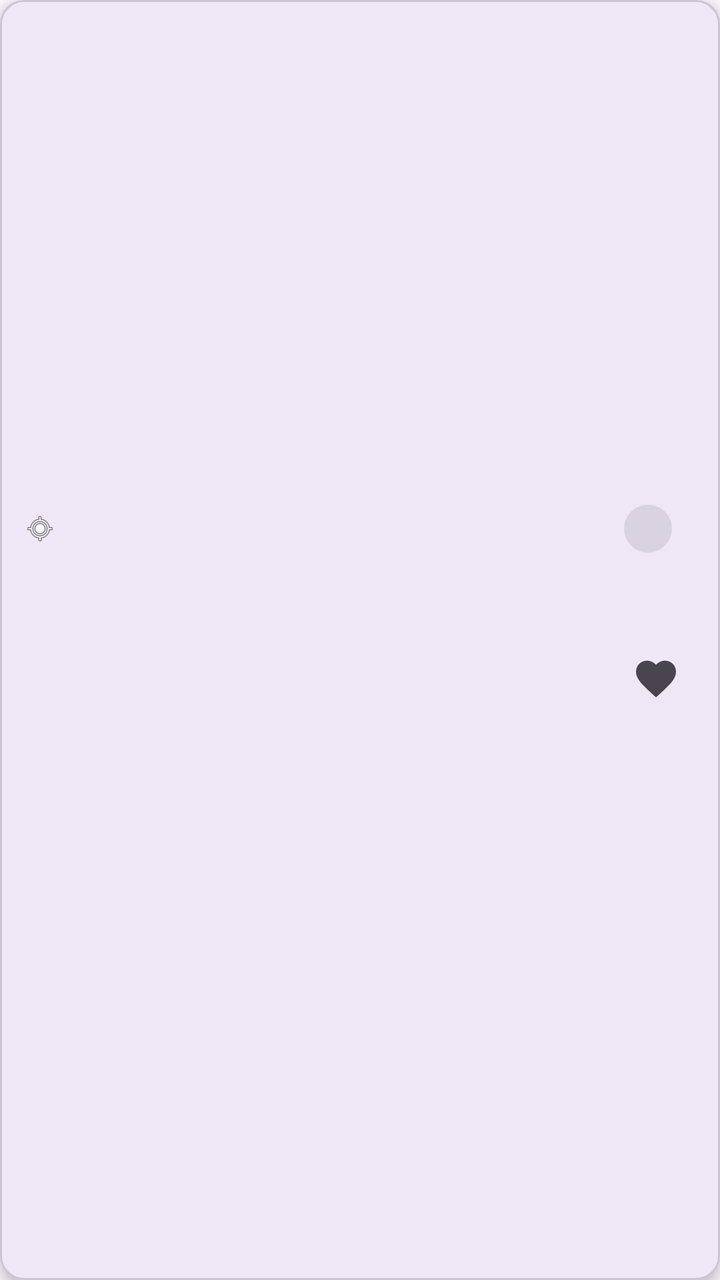
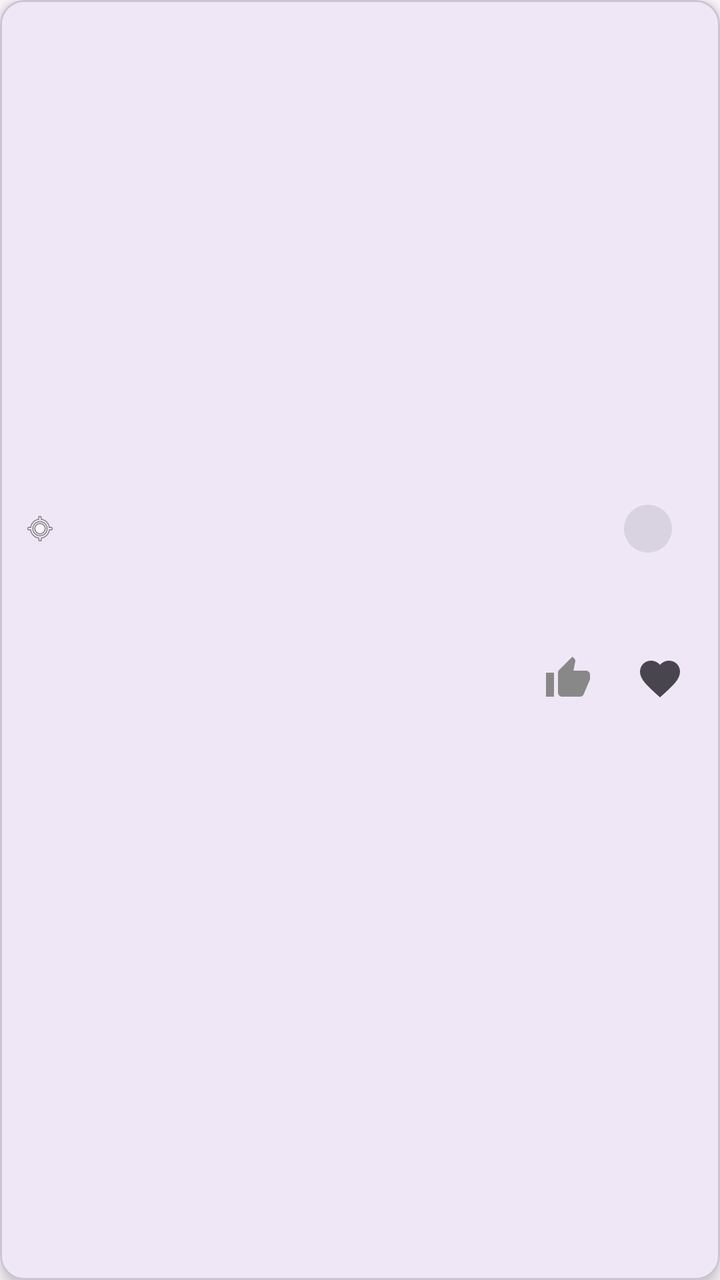

Two renders of the same Android screen: before a commit and after it. Below are the layout's source before the change and the commit's diff.
<!-- AndroidManifest.xml: application theme Theme.Traveling -->
<!-- res/layout/item_photo.xml -->
<?xml version="1.0" encoding="utf-8"?>
<com.google.android.material.card.MaterialCardView xmlns:android="http://schemas.android.com/apk/res/android"
    xmlns:app="http://schemas.android.com/apk/res-auto"
    android:layout_width="match_parent"
    android:layout_height="wrap_content"
    android:layout_margin="8dp"
    app:cardCornerRadius="12dp"
    app:cardElevation="4dp">

    <LinearLayout
        android:layout_width="match_parent"
        android:layout_height="wrap_content"
        android:orientation="vertical">

        
        <ImageView
            android:id="@+id/photo_image"
            android:layout_width="match_parent"
            android:layout_height="200dp"
            android:scaleType="centerCrop"
            android:contentDescription="Photo de voyage" />

        <LinearLayout
            android:layout_width="match_parent"
            android:layout_height="wrap_content"
            android:orientation="vertical"
            android:padding="12dp">

            
            <TextView
                android:id="@+id/photo_title"
                android:layout_width="match_parent"
                android:layout_height="wrap_content"
                android:textSize="18sp"
                android:textStyle="bold"
                android:textColor="@android:color/black" />

            
            <LinearLayout
                android:layout_width="match_parent"
                android:layout_height="wrap_content"
                android:orientation="horizontal"
                android:layout_marginTop="4dp"
                android:gravity="center_vertical">

                <ImageView
                    android:layout_width="16dp"
                    android:layout_height="16dp"
                    android:src="@android:drawable/ic_menu_mylocation"
                    android:contentDescription="Lieu" />

                <TextView
                    android:id="@+id/photo_location"
                    android:layout_width="0dp"
                    android:layout_height="wrap_content"
                    android:layout_weight="1"
                    android:layout_marginStart="4dp"
                    android:textSize="14sp"
                    android:textColor="@android:color/darker_gray" />

                <com.google.android.material.chip.Chip
                    android:id="@+id/photo_type_chip"
                    android:layout_width="wrap_content"
                    android:layout_height="wrap_content"
                    style="@style/Widget.MaterialComponents.Chip.Action"
                    app:chipMinHeight="24dp"
                    android:textSize="11sp" />

            </LinearLayout>

            
            <TextView
                android:id="@+id/photo_description"
                android:layout_width="match_parent"
                android:layout_height="wrap_content"
                android:layout_marginTop="6dp"
                android:textSize="14sp"
                android:maxLines="2"
                android:ellipsize="end"
                android:textColor="#555555" />

            
            <LinearLayout
                android:layout_width="match_parent"
                android:layout_height="wrap_content"
                android:orientation="horizontal"
                android:layout_marginTop="8dp"
                android:gravity="center_vertical">

                <TextView
                    android:id="@+id/photo_author"
                    android:layout_width="0dp"
                    android:layout_height="wrap_content"
                    android:layout_weight="1"
                    android:textSize="12sp"
                    android:textColor="@color/colorPrimary" />

                <TextView
                    android:id="@+id/photo_date"
                    android:layout_width="wrap_content"
                    android:layout_height="wrap_content"
                    android:textSize="12sp"
                    android:textColor="@android:color/darker_gray"
                    android:layout_marginEnd="12dp" />

                <ImageButton
                    android:id="@+id/btn_like_photo"
                    android:layout_width="36dp"
                    android:layout_height="36dp"
                    android:background="?attr/selectableItemBackgroundBorderless"
                    android:src="@drawable/ic_favorite"
                    android:contentDescription="Like"
                    android:scaleType="centerInside" />

                <TextView
                    android:id="@+id/photo_like_count"
                    android:layout_width="wrap_content"
                    android:layout_height="wrap_content"
                    android:layout_marginStart="2dp"
                    android:textSize="13sp"
                    android:textColor="@android:color/darker_gray" />

            </LinearLayout>

        </LinearLayout>

    </LinearLayout>

</com.google.android.material.card.MaterialCardView>
<!-- resources referenced by this layout -->
<resources>
  <color name="colorPrimary">#FF1E88E5</color>
  <!-- drawable ic_favorite (drawable) -->
  <?xml version="1.0" encoding="utf-8"?>
  <vector xmlns:android="http://schemas.android.com/apk/res/android"
      android:width="24dp"
      android:height="24dp"
      android:viewportWidth="24"
      android:viewportHeight="24"
      android:tint="?attr/colorControlNormal">
      <path
          android:fillColor="@android:color/white"
          android:pathData="M12,21.35l-1.45,-1.32C5.4,15.36 2,12.28 2,8.5 2,5.42 4.42,3 7.5,3c1.74,0 3.41,0.81 4.5,2.09C13.09,3.81 14.76,3 16.5,3 19.58,3 22,5.42 22,8.5c0,3.78 -3.4,6.86 -8.55,11.54L12,21.35z" />
  </vector>
  <style name="Theme.Traveling" parent="Base.Theme.Traveling" />
  <style name="Base.Theme.Traveling" parent="Theme.Material3.DayNight.NoActionBar">
          
          
      </style>
</resources>

<!-- the commit's change to res/layout/item_photo.xml (unified diff, before → after) -->
@@ -108,7 +108,7 @@
                     android:layout_width="36dp"
                     android:layout_height="36dp"
                     android:background="?attr/selectableItemBackgroundBorderless"
-                    android:src="@drawable/ic_favorite"
+                    android:src="@drawable/ic_thumb_up"
                     android:contentDescription="Like"
                     android:scaleType="centerInside" />
 
@@ -120,6 +120,16 @@
                     android:textSize="13sp"
                     android:textColor="@android:color/darker_gray" />
 
+                <ImageButton
+                    android:id="@+id/btn_favorite_photo"
+                    android:layout_width="36dp"
+                    android:layout_height="36dp"
+                    android:layout_marginStart="8dp"
+                    android:background="?attr/selectableItemBackgroundBorderless"
+                    android:src="@drawable/ic_favorite"
+                    android:contentDescription="Favori"
+                    android:scaleType="centerInside" />
+
             </LinearLayout>
 
         </LinearLayout>
<!-- resource entries referenced after the edit -->
@@ -13,6 +13,17 @@
           android:fillColor="@android:color/white"
           android:pathData="M12,21.35l-1.45,-1.32C5.4,15.36 2,12.28 2,8.5 2,5.42 4.42,3 7.5,3c1.74,0 3.41,0.81 4.5,2.09C13.09,3.81 14.76,3 16.5,3 19.58,3 22,5.42 22,8.5c0,3.78 -3.4,6.86 -8.55,11.54L12,21.35z" />
   </vector>
+  <!-- drawable ic_thumb_up (drawable) -->
+  <?xml version="1.0" encoding="utf-8"?>
+  <vector xmlns:android="http://schemas.android.com/apk/res/android"
+      android:width="24dp"
+      android:height="24dp"
+      android:viewportWidth="24"
+      android:viewportHeight="24">
+      <path
+          android:fillColor="#888888"
+          android:pathData="M1,21h4V9H1v12zm22-11c0-1.1-0.9-2-2-2h-6.31l0.95-4.57 0.03-0.32c0-0.41-0.17-0.79-0.44-1.06L14.17,1 7.59,7.59C7.22,7.95 7,8.45 7,9v10c0,1.1 0.9,2 2,2h9c0.83,0 1.54-0.5 1.84-1.22l3.02-7.05C22.95,12.5 23,12.26 23,12z" />
+  </vector>
   <style name="Theme.Traveling" parent="Base.Theme.Traveling" />
   <style name="Base.Theme.Traveling" parent="Theme.Material3.DayNight.NoActionBar">
           
